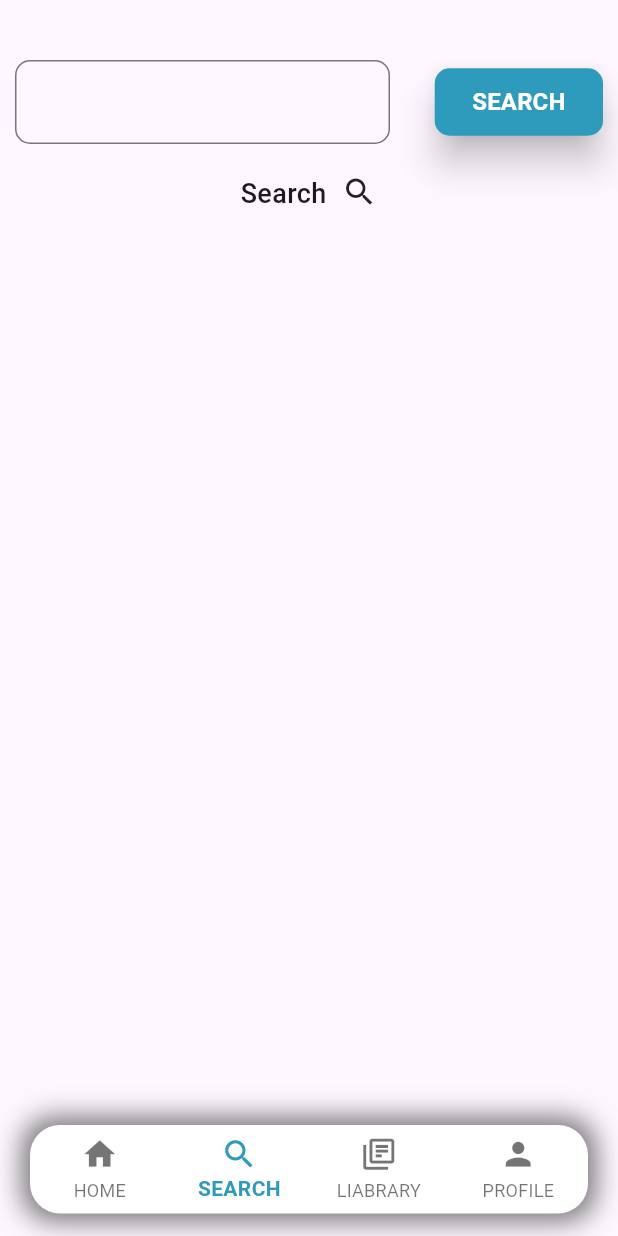
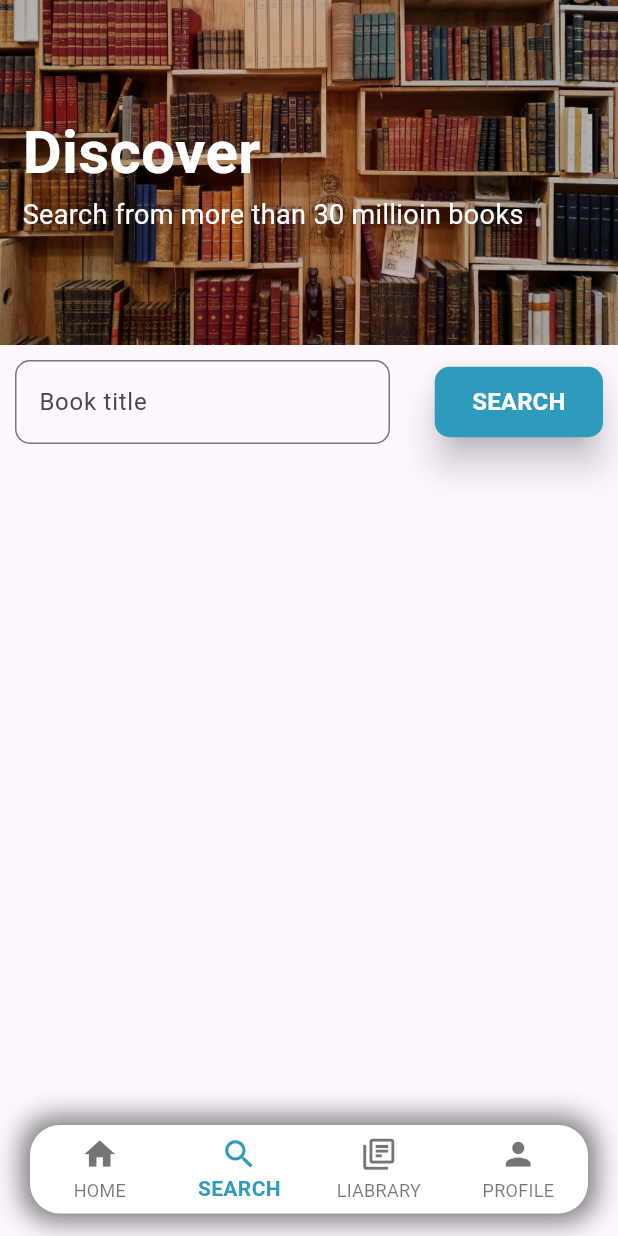
Before and after one commit to AbhinandhanaPU/ebook_apk, a Flutter app: the screen it shows after launch, item 2 of the bottom bar chosen, on a phone screen of 412 x 824 dp. Run offline on Flutter 3.47's test engine with Material 3 defaults, Android fonts, the phone set to English and light mode, and no system bars; our stand-ins replace lottie, share_plus, toggle_switch; network calls fail.

Commit message:
search ui

```diff
--- a/lib/utils/color_constant/color_constant.dart
+++ b/lib/utils/color_constant/color_constant.dart
@@ -8,4 +8,5 @@ class ColorConstant {
   static Color activegrey = Color(0xffF5F5F5);
   static Color inActiveGrey = Color(0xffD9D9D9);
   static Color red = Colors.red;
+  static Color redBlack = Color.fromARGB(255, 61, 2, 2);
 }
--- a/lib/view/search_screen/search_screen.dart
+++ b/lib/view/search_screen/search_screen.dart
@@ -1,5 +1,6 @@
 import 'package:ebook_apk/controller/search_controller.dart';
 import 'package:ebook_apk/utils/color_constant/color_constant.dart';
+import 'package:ebook_apk/utils/image_constant/image_constant.dart';
 import 'package:ebook_apk/view/widgets_reusable/booklist_vertical.dart';
 import 'package:flutter/material.dart';
 import 'package:provider/provider.dart';
@@ -19,9 +20,52 @@ class _SearchScreenState extends State<SearchScreen> {
     final searchController = Provider.of<BookSearchController>(context);
 
     return Scaffold(
-      body: Column(crossAxisAlignment: CrossAxisAlignment.center, children: [
+      body: Column(children: [
+        Container(
+          width: double.infinity,
+          height: 230,
+          decoration: BoxDecoration(
+            gradient: LinearGradient(
+              colors: [
+                ColorConstant.mainBlack,
+                ColorConstant.mainBlack,
+                ColorConstant.redBlack,
+                ColorConstant.redBlack,
+                ColorConstant.mainBlack,
+                ColorConstant.mainBlack
+              ],
+              begin: Alignment.bottomLeft,
+            ),
+            image: DecorationImage(
+              image: AssetImage(ImageConstant.homeScreen),
+              fit: BoxFit.fill,
+              opacity: 0.7,
+            ),
+          ),
+          child: Padding(
+            padding: const EdgeInsets.only(left: 15),
+            child: Column(
+              crossAxisAlignment: CrossAxisAlignment.start,
+              mainAxisAlignment: MainAxisAlignment.center,
+              children: [
+                Text(
+                  "Discover",
+                  style: TextStyle(
+                      fontSize: 40,
+                      fontWeight: FontWeight.bold,
+                      color: ColorConstant.mainWhite),
+                ),
+                Text(
+                  "Search from more than 30 millioin books",
+                  style:
+                      TextStyle(fontSize: 18, color: ColorConstant.mainWhite),
+                ),
+              ],
+            ),
+          ),
+        ),
         Padding(
-          padding: EdgeInsets.only(top: 40, left: 10, right: 10),
+          padding: EdgeInsets.only(top: 10, left: 10, right: 10),
           child: Row(
             mainAxisAlignment: MainAxisAlignment.spaceBetween,
             children: [
@@ -29,6 +73,7 @@ class _SearchScreenState extends State<SearchScreen> {
                 controller: searchFormController,
                 cursorColor: ColorConstant.mainBlack,
                 decoration: InputDecoration(
+                  hintText: "Book title",
                   constraints: BoxConstraints(maxWidth: 250, maxHeight: 60),
                   border: OutlineInputBorder(
                     borderRadius: BorderRadius.circular(10),
@@ -80,7 +125,7 @@ class _SearchScreenState extends State<SearchScreen> {
                       MaterialStatePropertyAll(ColorConstant.themeColor),
                   elevation: MaterialStatePropertyAll(10),
                   padding: MaterialStatePropertyAll(
-                      EdgeInsets.symmetric(horizontal: 25, vertical: 11)),
+                      EdgeInsets.symmetric(horizontal: 25, vertical: 12)),
                   shape: MaterialStatePropertyAll(
                     RoundedRectangleBorder(
                       borderRadius: BorderRadius.circular(10),
@@ -93,22 +138,7 @@ class _SearchScreenState extends State<SearchScreen> {
         ),
         SizedBox(height: 20),
         Expanded(
-            child: isSearched == false
-                ? Row(
-                    mainAxisAlignment: MainAxisAlignment.center,
-                    crossAxisAlignment: CrossAxisAlignment.start,
-                    children: [
-                      Text("Search",
-                          style: TextStyle(
-                              fontSize: 18, fontWeight: FontWeight.w500)),
-                      SizedBox(width: 10),
-                      Icon(
-                        Icons.search,
-                        weight: 30,
-                      )
-                    ],
-                  )
-                : searchController.isLoading == true
+            child: searchController.isLoading == true
                 ? Center(child: CircularProgressIndicator())
                 : ListView.builder(
                     itemCount:
@@ -123,8 +153,8 @@ class _SearchScreenState extends State<SearchScreen> {
                       author: searchController.apiSearchModel?.items?[index]
                               .volumeInfo?.authors?[0] ??
                           "",
-                          publisher: searchController.apiSearchModel
-                                  ?.items?[index].volumeInfo?.publisher ??
+                      publisher: searchController.apiSearchModel?.items?[index]
+                              .volumeInfo?.publisher ??
                           "",
                       date: searchController.apiSearchModel?.items?[index]
                               .volumeInfo?.publishedDate ??
@@ -138,8 +168,8 @@ class _SearchScreenState extends State<SearchScreen> {
                       url: searchController.apiSearchModel?.items?[index]
                               .volumeInfo?.previewLink ??
                           '',
-                          infoUrl: searchController.apiSearchModel
-                                  ?.items?[index].volumeInfo?.infoLink ??
+                      infoUrl: searchController.apiSearchModel?.items?[index]
+                              .volumeInfo?.infoLink ??
                           '',
                     ),
                   ))
```
Lines whose indentation alone changed are shown as unchanged.
